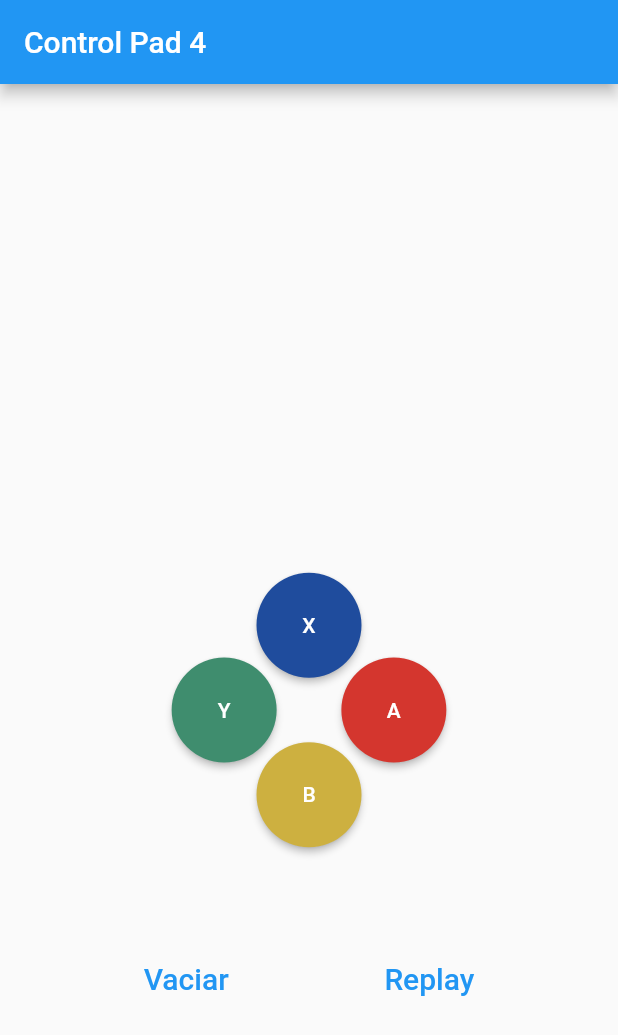
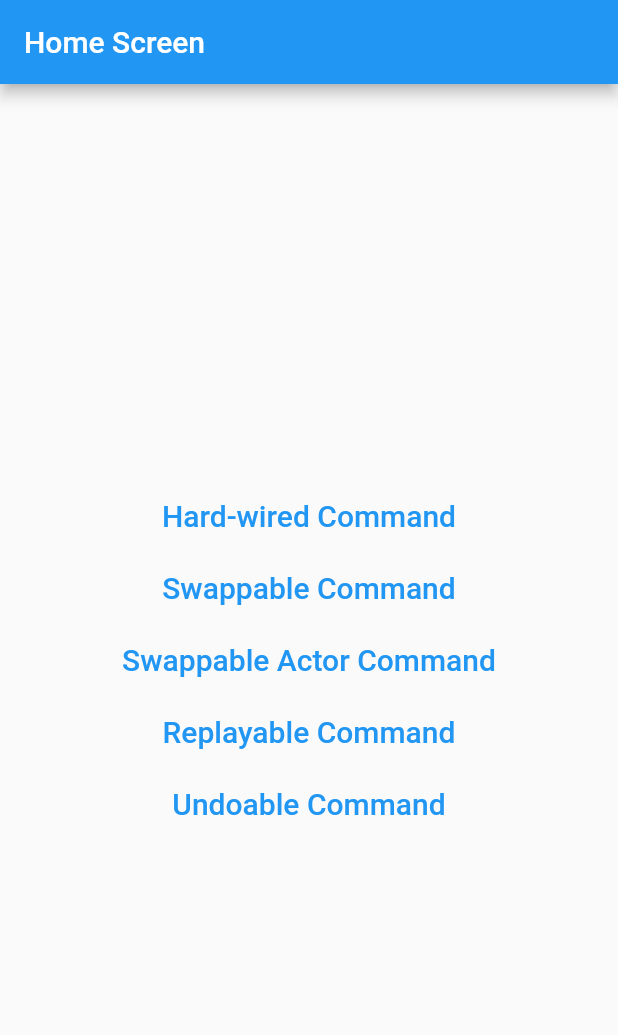
Before and after one commit to TKMonkey/command_pattern, a Flutter app: the screen it shows after launch, on a phone screen of 412 x 824 dp. Shown: the top 1035 px of the screen. Run offline on Flutter 3.47's test engine with Material 2 defaults, Android fonts, the phone set to English and light mode, and no system bars.

Commit message:
feat: add main screen and navigation

```diff
--- /dev/null
+++ b/lib/home_screen.dart
@@ -0,0 +1,95 @@
+import 'package:command_pattern/1/wired_main_screen.dart';
+import 'package:command_pattern/2/swappable_main_screen.dart';
+import 'package:command_pattern/3/parameterized_main_screen.dart';
+import 'package:command_pattern/4/replayable_main_screen.dart';
+import 'package:command_pattern/5/undoable_main_screen.dart';
+import 'package:flutter/material.dart';
+
+class HomeScreen extends StatelessWidget {
+  const HomeScreen({Key? key}) : super(key: key);
+
+  @override
+  Widget build(BuildContext context) {
+    return Scaffold(
+      appBar: AppBar(
+        title: const Text("Home Screen"),
+      ),
+      body: Center(
+        child: Column(
+          mainAxisAlignment: MainAxisAlignment.spaceEvenly,
+          children: [
+            Column(
+              children: [
+                TextButton(
+                  onPressed: () {
+                    Navigator.of(context).push(
+                      MaterialPageRoute(
+                        builder: (_) => const FirstMainScreen(),
+                      ),
+                    );
+                  },
+                  child: const Text(
+                    "Hard-wired Command",
+                    style: TextStyle(fontSize: 20),
+                  ),
+                ),
+                TextButton(
+                  onPressed: () {
+                    Navigator.of(context).push(
+                      MaterialPageRoute(
+                        builder: (_) => const SecondMainScreen(),
+                      ),
+                    );
+                  },
+                  child: const Text(
+                    "Swappable Command",
+                    style: TextStyle(fontSize: 20),
+                  ),
+                ),
+                TextButton(
+                  onPressed: () {
+                    Navigator.of(context).push(
+                      MaterialPageRoute(
+                        builder: (_) => const ThirdMainScreen(),
+                      ),
+                    );
+                  },
+                  child: const Text(
+                    "Swappable Actor Command",
+                    style: TextStyle(fontSize: 20),
+                  ),
+                ),
+                TextButton(
+                  onPressed: () {
+                    Navigator.of(context).push(
+                      MaterialPageRoute(
+                        builder: (_) => const FourthMainScreen(),
+                      ),
+                    );
+                  },
+                  child: const Text(
+                    "Replayable Command",
+                    style: TextStyle(fontSize: 20),
+                  ),
+                ),
+                TextButton(
+                  onPressed: () {
+                    Navigator.of(context).push(
+                      MaterialPageRoute(
+                        builder: (_) => const FifthMainScreen(),
+                      ),
+                    );
+                  },
+                  child: const Text(
+                    "Undoable Command",
+                    style: TextStyle(fontSize: 20),
+                  ),
+                ),
+              ],
+            )
+          ],
+        ),
+      ),
+    );
+  }
+}
--- a/lib/main.dart
+++ b/lib/main.dart
@@ -1,4 +1,4 @@
-import 'package:command_pattern/4/replayable_main_screen.dart';
+import 'package:command_pattern/home_screen.dart';
 import 'package:flutter/material.dart';
 
 void main() {
@@ -18,7 +18,8 @@ class MyApp extends StatelessWidget {
       // home: FirstMainScreen(),
       // home: const SecondMainScreen(),
       // home: const ThirddMainScreen(),
-      home: const FourthMainScreen(),
+      // home: const FourthMainScreen(),
+      home: const HomeScreen(),
     );
   }
 }
```
